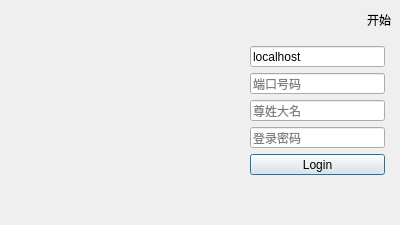
This is logindlg.ui in foreshadow/My-first-Qt-project as Qt 5 draws it before an edit. The edited form follows.
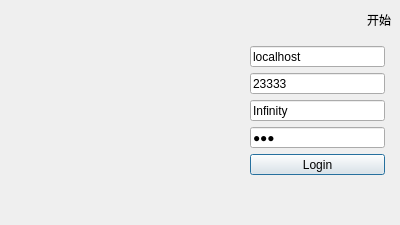
This is the edited form.

The edit to the form file:
```diff
--- a/logindlg.ui
+++ b/logindlg.ui
@@ -36,7 +36,7 @@
     <item>
      <widget class="QLineEdit" name="remoteHostPortLineEdit">
       <property name="text">
-       <string/>
+       <string>23333</string>
       </property>
       <property name="placeholderText">
        <string>端口号码</string>
@@ -44,7 +44,10 @@
      </widget>
     </item>
     <item>
-     <widget class="QLineEdit" name="usrlineEdit">
+     <widget class="QLineEdit" name="usrLineEdit">
+      <property name="text">
+       <string>Infinity</string>
+      </property>
       <property name="placeholderText">
        <string>尊姓大名</string>
       </property>
@@ -52,6 +55,9 @@
     </item>
     <item>
      <widget class="QLineEdit" name="pswlineEdit">
+      <property name="text">
+       <string>233</string>
+      </property>
       <property name="echoMode">
        <enum>QLineEdit::Password</enum>
       </property>
```
